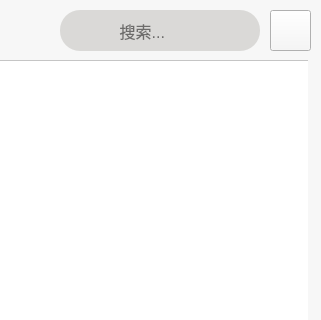
heluxi/Chat, file chat_Client/midw/midw.ui: the form before one commit; both pictures show x 0 to 321 and y 0 to 320 of the 321 by 832 pixel window.
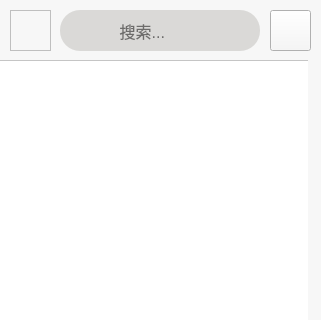
The form after the commit. Icons and pictures are not drawn. Custom widgets are drawn as their Qt base class.

The edit to the form file:
```diff
--- a/chat_Client/midw/midw.ui
+++ b/chat_Client/midw/midw.ui
@@ -147,6 +147,25 @@
     <string/>
    </property>
   </widget>
+  <widget class="QFrame" name="search">
+   <property name="geometry">
+    <rect>
+     <x>10</x>
+     <y>10</y>
+     <width>41</width>
+     <height>41</height>
+    </rect>
+   </property>
+   <property name="styleSheet">
+    <string notr="true">border-image: url(:/搜索.svg);</string>
+   </property>
+   <property name="frameShape">
+    <enum>QFrame::StyledPanel</enum>
+   </property>
+   <property name="frameShadow">
+    <enum>QFrame::Raised</enum>
+   </property>
+  </widget>
  </widget>
  <customwidgets>
   <customwidget>
```
